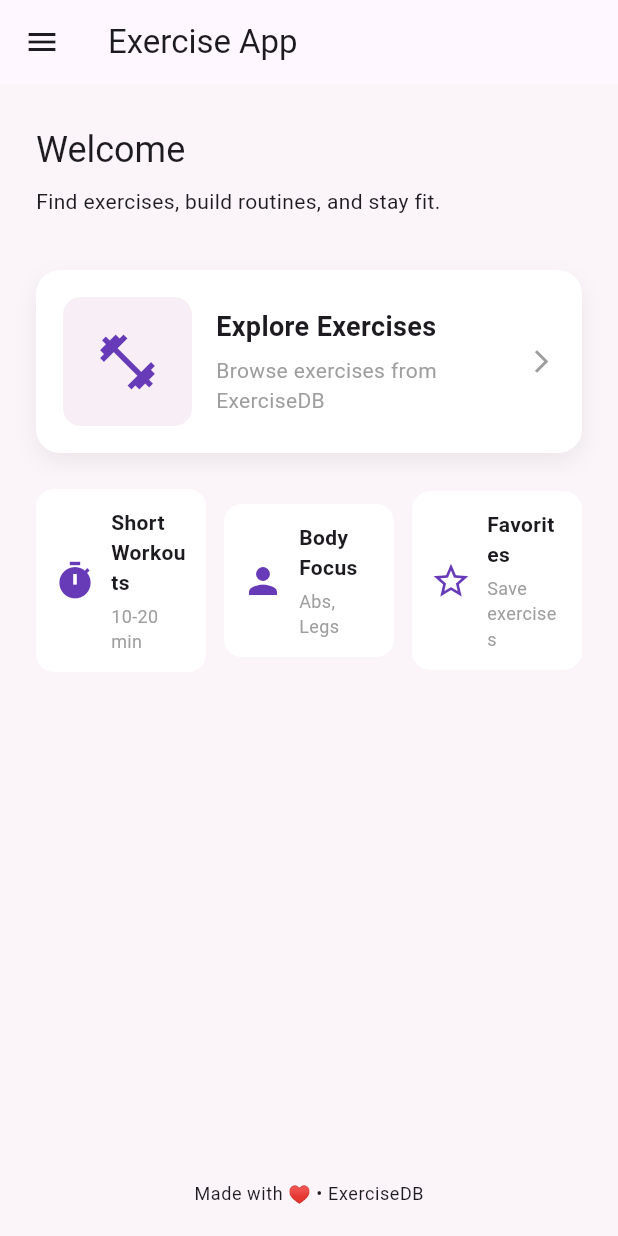
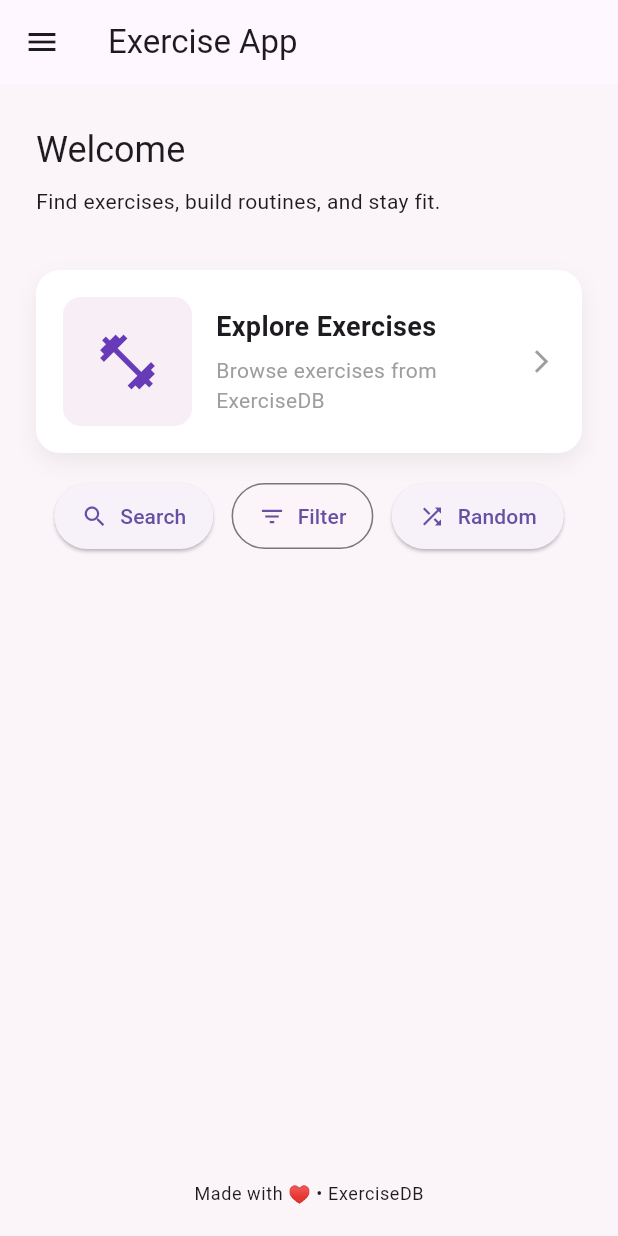
Before and after one commit to Karuki00/exercise_app, a Flutter app: the screen it shows after launch, on a phone screen of 412 x 824 dp. Run offline on Flutter 3.47's test engine with Material 3 defaults, Android fonts, the phone set to English and light mode, and no system bars.

Commit message:
Add quick action buttons on home: Search, Filter, Random

```diff
--- a/lib/pages/home_page.dart
+++ b/lib/pages/home_page.dart
@@ -9,10 +9,7 @@ class HomePage extends StatelessWidget {
   Widget build(BuildContext context) {
     final theme = Theme.of(context);
     return Scaffold(
-      appBar: AppBar(
-        title: const Text('Exercise App'),
-        elevation: 0,
-      ),
+      appBar: AppBar(title: const Text('Exercise App'), elevation: 0),
       drawer: const AppDrawer(), // we'll create this in step 2
       body: Container(
         width: double.infinity,
@@ -49,7 +46,7 @@ class HomePage extends StatelessWidget {
                       color: Colors.black.withOpacity(0.06),
                       blurRadius: 12,
                       offset: const Offset(0, 6),
-                    )
+                    ),
                   ],
                 ),
                 child: Row(
@@ -61,35 +58,89 @@ class HomePage extends StatelessWidget {
                         color: const Color(0xFFF7EEF6),
                         borderRadius: BorderRadius.circular(12),
                       ),
-                      child: const Icon(Icons.fitness_center, size: 44, color: Colors.deepPurple),
+                      child: const Icon(
+                        Icons.fitness_center,
+                        size: 44,
+                        color: Colors.deepPurple,
+                      ),
                     ),
                     const SizedBox(width: 16),
                     Expanded(
                       child: Column(
                         crossAxisAlignment: CrossAxisAlignment.start,
                         children: const [
-                          Text('Explore Exercises', style: TextStyle(fontSize: 18, fontWeight: FontWeight.bold)),
+                          Text(
+                            'Explore Exercises',
+                            style: TextStyle(
+                              fontSize: 18,
+                              fontWeight: FontWeight.bold,
+                            ),
+                          ),
                           SizedBox(height: 6),
-                          Text('Browse exercises from ExerciseDB', style: TextStyle(color: Colors.grey)),
+                          Text(
+                            'Browse exercises from ExerciseDB',
+                            style: TextStyle(color: Colors.grey),
+                          ),
                         ],
                       ),
                     ),
-                    const Icon(Icons.arrow_forward_ios, size: 18, color: Colors.grey),
+                    const Icon(
+                      Icons.arrow_forward_ios,
+                      size: 18,
+                      color: Colors.grey,
+                    ),
                   ],
                 ),
               ),
             ),
 
-            const SizedBox(height: 24),
-
-            // Small quick tips row
+            // Quick actions
+            const SizedBox(height: 18),
             Row(
+              mainAxisAlignment: MainAxisAlignment.spaceEvenly,
               children: [
-                _InfoTile(icon: Icons.timer, title: 'Short Workouts', subtitle: '10-20 min'),
-                const SizedBox(width: 12),
-                _InfoTile(icon: Icons.person, title: 'Body Focus', subtitle: 'Abs, Legs'),
-                const SizedBox(width: 12),
-                _InfoTile(icon: Icons.star_border, title: 'Favorites', subtitle: 'Save exercises'),
+                ElevatedButton.icon(
+                  onPressed: () {
+                    // open search (we'll implement)
+                  },
+                  icon: const Icon(Icons.search),
+                  label: const Text('Search'),
+                  style: ElevatedButton.styleFrom(
+                    shape: StadiumBorder(),
+                    padding: const EdgeInsets.symmetric(
+                      horizontal: 18,
+                      vertical: 12,
+                    ),
+                  ),
+                ),
+                OutlinedButton.icon(
+                  onPressed: () {
+                    // open filter bottom sheet
+                  },
+                  icon: const Icon(Icons.filter_list),
+                  label: const Text('Filter'),
+                  style: OutlinedButton.styleFrom(
+                    shape: StadiumBorder(),
+                    padding: const EdgeInsets.symmetric(
+                      horizontal: 18,
+                      vertical: 12,
+                    ),
+                  ),
+                ),
+                ElevatedButton.icon(
+                  onPressed: () {
+                    // random exercise: fetch one and show detail
+                  },
+                  icon: const Icon(Icons.shuffle),
+                  label: const Text('Random'),
+                  style: ElevatedButton.styleFrom(
+                    shape: StadiumBorder(),
+                    padding: const EdgeInsets.symmetric(
+                      horizontal: 18,
+                      vertical: 12,
+                    ),
+                  ),
+                ),
               ],
             ),
 
@@ -99,9 +150,12 @@ class HomePage extends StatelessWidget {
             Padding(
               padding: const EdgeInsets.symmetric(vertical: 20),
               child: Center(
-                child: Text('Made with ♥ • ExerciseDB', style: theme.textTheme.bodySmall),
+                child: Text(
+                  'Made with ♥ • ExerciseDB',
+                  style: theme.textTheme.bodySmall,
+                ),
               ),
-            )
+            ),
           ],
         ),
       ),
@@ -113,7 +167,11 @@ class _InfoTile extends StatelessWidget {
   final IconData icon;
   final String title, subtitle;
 
-  const _InfoTile({required this.icon, required this.title, required this.subtitle});
+  const _InfoTile({
+    required this.icon,
+    required this.title,
+    required this.subtitle,
+  });
 
   @override
   Widget build(BuildContext context) {
@@ -129,11 +187,20 @@ class _InfoTile extends StatelessWidget {
             Icon(icon, size: 28, color: Colors.deepPurple),
             const SizedBox(width: 10),
             Expanded(
-              child: Column(crossAxisAlignment: CrossAxisAlignment.start, children: [
-                Text(title, style: const TextStyle(fontWeight: FontWeight.w600)),
-                const SizedBox(height: 4),
-                Text(subtitle, style: const TextStyle(color: Colors.grey, fontSize: 12)),
-              ]),
+              child: Column(
+                crossAxisAlignment: CrossAxisAlignment.start,
+                children: [
+                  Text(
+                    title,
+                    style: const TextStyle(fontWeight: FontWeight.w600),
+                  ),
+                  const SizedBox(height: 4),
+                  Text(
+                    subtitle,
+                    style: const TextStyle(color: Colors.grey, fontSize: 12),
+                  ),
+                ],
+              ),
             ),
           ],
         ),
```
